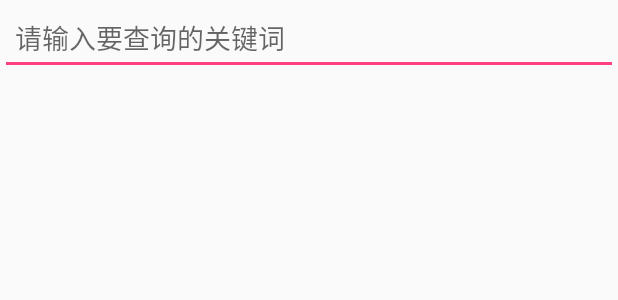
After one commit to songguanxin/jrhTest, an Android app: the layout lay_replace.xml on its own in the app's theme, with its tools: preview values and no code run, on a phone screen of 412 x 824 dp. The commit adds this screen. Shown: the top 300 px of the screen. Run offline under Robolectric (Android 15) with nearby library versions, the phone set to English and light mode, and no system bars.

Commit message:
new :implement find and replace keyword.

```diff
--- a/JrhliveApplication/app/src/main/java/cn/jrhlive/richeditor/widgets/RichEditorView.java
+++ b/JrhliveApplication/app/src/main/java/cn/jrhlive/richeditor/widgets/RichEditorView.java
@@ -240,6 +240,9 @@ public class RichEditorView extends WebView {
     public void searchText(String keyWord){
         exec("javascript:RE.searchText('"+keyWord+"');");
     }
+    public void replaceText(String keyWord,String replaceWord){
+        exec("javascript:RE.replaceText('"+keyWord+"','"+ replaceWord+"');");
+    }
 
     public void insertImage(String url, String alt) {
         exec("javascript:RE.prepareInsert();");
--- /dev/null
+++ b/JrhliveApplication/app/src/main/res/layout/lay_replace.xml
@@ -0,0 +1,21 @@
+<?xml version="1.0" encoding="utf-8"?>
+<LinearLayout xmlns:android="http://schemas.android.com/apk/res/android"
+              android:orientation="vertical"
+              android:layout_width="match_parent"
+              android:layout_height="match_parent">
+    <EditText
+        android:id="@+id/et_keyword"
+        android:padding="@dimen/_10dp"
+        android:hint="请输入要查询的关键词"
+        android:layout_width="match_parent"
+        android:layout_height="50dp"/>
+    <EditText
+        android:visibility="gone"
+        android:id="@+id/et_keyword_re"
+        android:padding="@dimen/_10dp"
+        android:hint="请输入要替换的关键词"
+        android:layout_width="match_parent"
+        android:layout_height="50dp"/>
+
+
+</LinearLayout>
```
Also changed, not shown: JrhliveApplication/app/src/main/java/cn/jrhlive/richeditor/ui/RichEditorActivity.java (+49 -0 lines), 1 other file.
